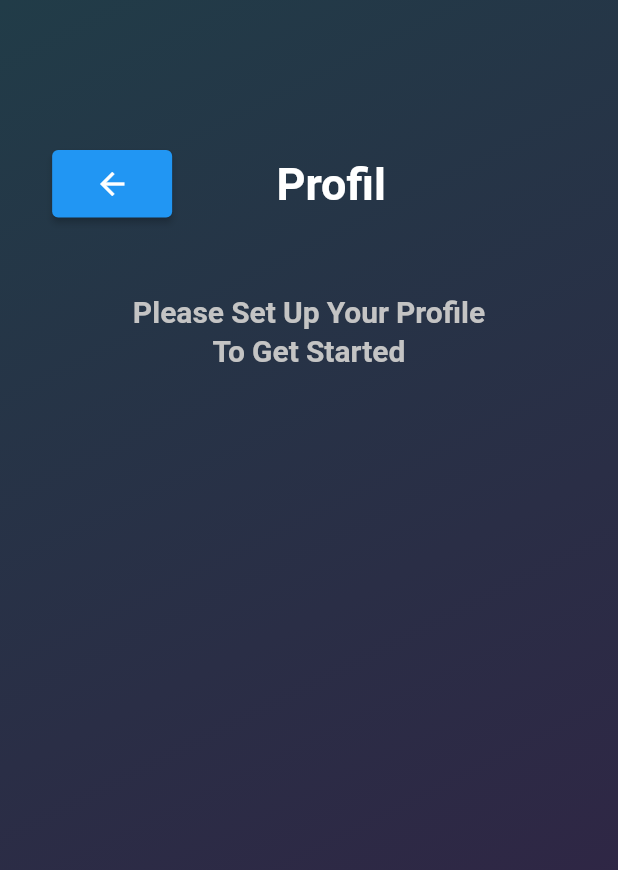
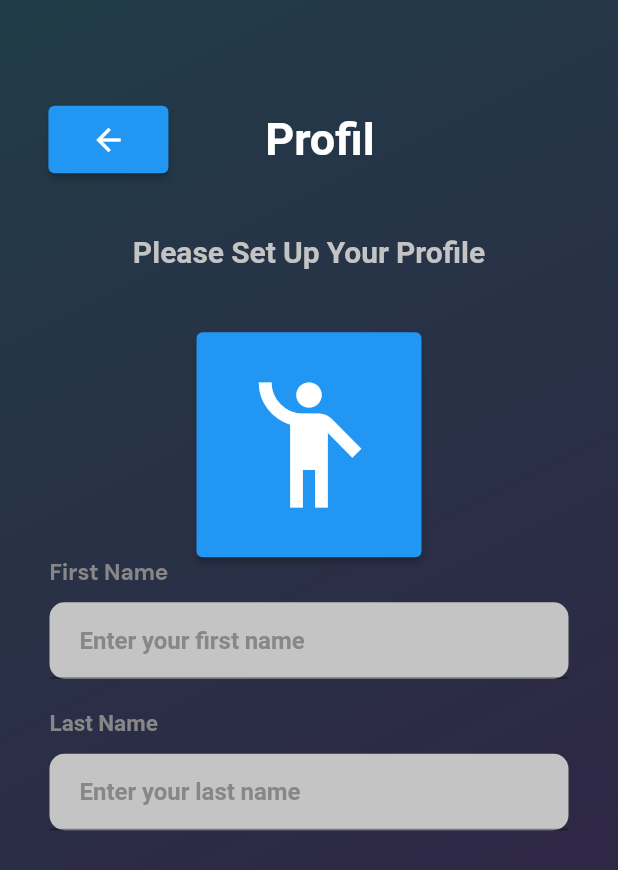
Before and after one commit to Maisho20/Dompet-digital, a Flutter app: the Profil screen opened by its route, on a phone screen of 412 x 824 dp. Shown: the top 870 px of the screen. Run offline on Flutter 3.47's test engine with Material 2 defaults, Android fonts, the phone set to English and light mode, and no system bars; our stand-ins replace google_fonts.

Commit message:
Update Profile

```diff
--- a/lib/pages/profil.dart
+++ b/lib/pages/profil.dart
@@ -1,7 +1,7 @@
 //import material.dart
 import 'package:dompet_digital/constants.dart';
 import 'package:flutter/material.dart';
-import 'package:dompet_digital/constants.dart';
+// import 'package:dompet_digital/constants.dart';
 
 //login
 class Profil extends StatelessWidget {
@@ -20,8 +20,9 @@ class Profil extends StatelessWidget {
           ),
         ),
         child: Center(
+          child: SingleChildScrollView(
             child: Container(
-            margin: EdgeInsets.only(top: 100),
+              // margin: EdgeInsets.only(top: 70),
               child: Column(
                 children: [
                   Row(
@@ -44,7 +45,7 @@ class Profil extends StatelessWidget {
                         ),
                       ),
                       Container(
-                      margin: EdgeInsets.only(right: 120),
+                        margin: EdgeInsets.only(right: 130),
                         child: Text(
                           'Profil',
                           style: whiteTextStyle.copyWith(
@@ -57,7 +58,7 @@ class Profil extends StatelessWidget {
                     ],
                   ),
                   Container(
-                  margin: EdgeInsets.only(top: 50),
+                    margin: EdgeInsets.only(top: 40),
                     child: Text(
                       'Please Set Up Your Profile',
                       style: scndTextStyle.copyWith(
@@ -68,13 +69,95 @@ class Profil extends StatelessWidget {
                     ),
                   ),
                   Container(
-                  child: Text(
-                    'To Get Started',
-                    style: scndTextStyle.copyWith(
-                      fontSize: 20,
+                    width: 150,
+                    height: 150,
+                    margin: EdgeInsets.only(top: 40),
+                    child: ElevatedButton(
+                      onPressed: () {
+                        Navigator.pushNamed(context, '/login');
+                      },
+                      child: IconButton(
+                        padding: EdgeInsets.zero,
+                        iconSize: 100,
+                        icon: Icon(Icons.emoji_people),
+                        onPressed: () {
+                          Navigator.pop(context);
+                        },
+                      ),
+                    ),
+                  ),
+                  Container(
+                    margin: EdgeInsets.symmetric(horizontal: 33),
+                    child: Column(
+                      crossAxisAlignment: CrossAxisAlignment.start,
+                      mainAxisAlignment: MainAxisAlignment.start,
+                      children: [
+                        Text(
+                          "First Name",
+                          style: thirdTextStyle.copyWith(
+                            fontSize: 15,
+                            fontWeight: FontWeight.bold,
+                          ),
+                        ),
+                        SizedBox(
+                          height: 10,
+                        ),
+                        Container(
+                          width: double.infinity,
+                          decoration: BoxDecoration(
+                            borderRadius: BorderRadius.circular(10),
+                            color: scndColor,
+                          ),
+                          child: TextFormField(
+                            decoration: InputDecoration(
+                              hintText: "Enter your first name",
+                              hintStyle: thirdTextStyle.copyWith(
+                                fontSize: 16,
                                 fontWeight: FontWeight.bold,
                                 fontFamily: 'Poppins',
                               ),
+                              contentPadding: EdgeInsets.symmetric(
+                                  horizontal: 20, vertical: 15),
+                            ),
+                          ),
+                        ),
+                        SizedBox(
+                          height: 20,
+                        ),
+                        Text(
+                          "Last Name",
+                          style: thirdTextStyle.copyWith(
+                            fontSize: 15,
+                            fontWeight: FontWeight.bold,
+                            fontFamily: 'Poppins',
+                          ),
+                        ),
+                        SizedBox(
+                          height: 10,
+                        ),
+                        Container(
+                          width: double.infinity,
+                          decoration: BoxDecoration(
+                            borderRadius: BorderRadius.circular(10),
+                            color: scndColor,
+                          ),
+                          child: TextFormField(
+                            decoration: InputDecoration(
+                              hintText: "Enter your last name",
+                              hintStyle: thirdTextStyle.copyWith(
+                                fontSize: 16,
+                                fontWeight: FontWeight.bold,
+                                fontFamily: 'Poppins',
+                              ),
+                              contentPadding: EdgeInsets.symmetric(
+                                  horizontal: 20, vertical: 15),
+                            ),
+                          ),
+                        ),
+                        SizedBox(
+                          height: 200,
+                        ),
+                      ],
                     ),
                   ),
                 ],
@@ -82,6 +165,7 @@ class Profil extends StatelessWidget {
             ),
           ),
         ),
+      ),
     );
   }
 }
```
Lines whose indentation alone changed are shown as unchanged.
